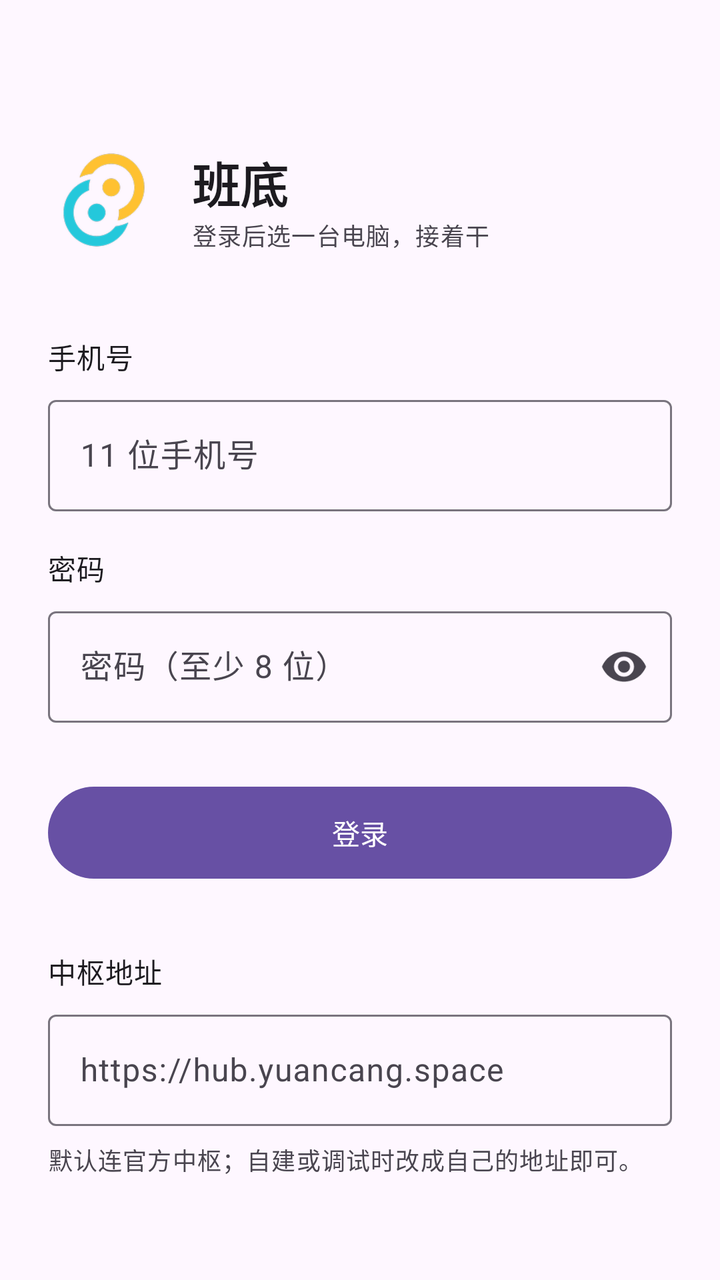
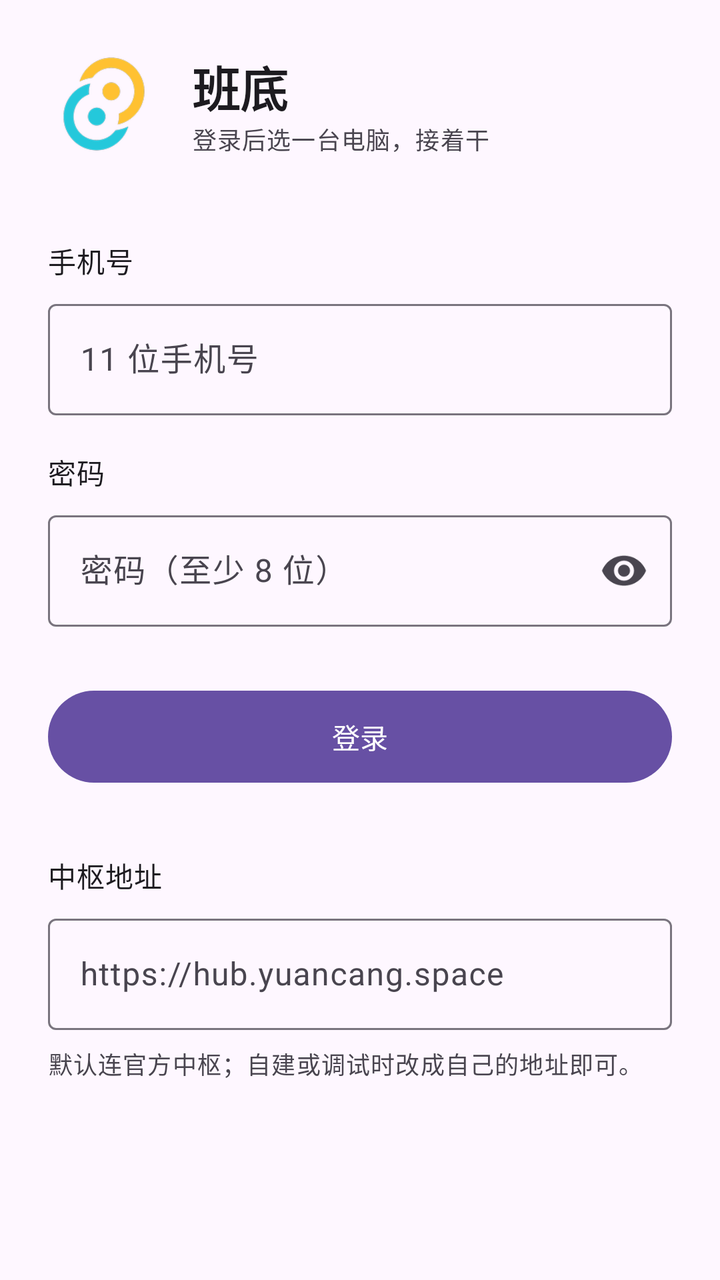

Compare the two renders of this Android layout. The source of the first and the diff that turns it into the second are given below.
<!-- AndroidManifest.xml: application theme Theme.Bandi -->
<!-- res/layout/activity_main.xml -->
<?xml version="1.0" encoding="utf-8"?>
<FrameLayout xmlns:android="http://schemas.android.com/apk/res/android"
    xmlns:app="http://schemas.android.com/apk/res-auto"
    android:layout_width="match_parent"
    android:layout_height="match_parent">

    
    <ScrollView
        android:id="@+id/viewLogin"
        android:layout_width="match_parent"
        android:layout_height="match_parent"
        android:fillViewport="true"
        android:scrollbars="none">

        <LinearLayout
            android:layout_width="match_parent"
            android:layout_height="wrap_content"
            android:orientation="vertical"
            android:paddingStart="24dp"
            android:paddingEnd="24dp"
            android:paddingTop="72dp"
            android:paddingBottom="32dp">

            <LinearLayout
                android:layout_width="match_parent"
                android:layout_height="wrap_content"
                android:orientation="horizontal"
                android:gravity="center_vertical">

                <ImageView
                    android:layout_width="56dp"
                    android:layout_height="56dp"
                    android:src="@mipmap/ic_launcher"
                    android:contentDescription="@string/app_name" />

                <LinearLayout
                    android:layout_width="0dp"
                    android:layout_height="wrap_content"
                    android:layout_weight="1"
                    android:layout_marginStart="16dp"
                    android:orientation="vertical">

                    <TextView
                        android:layout_width="wrap_content"
                        android:layout_height="wrap_content"
                        android:textAppearance="?attr/textAppearanceHeadlineSmall"
                        android:textStyle="bold"
                        android:text="@string/app_name" />

                    <TextView
                        android:layout_width="wrap_content"
                        android:layout_height="wrap_content"
                        android:textAppearance="?attr/textAppearanceBodySmall"
                        android:textColor="?android:attr/textColorSecondary"
                        android:text="登录后选一台电脑，接着干" />
                </LinearLayout>
            </LinearLayout>

            <TextView
                android:layout_width="wrap_content"
                android:layout_height="wrap_content"
                android:layout_marginTop="40dp"
                android:textAppearance="?attr/textAppearanceBodyMedium"
                android:text="手机号" />

            <com.google.android.material.textfield.TextInputLayout
                android:layout_width="match_parent"
                android:layout_height="wrap_content"
                android:layout_marginTop="6dp"
                app:boxBackgroundMode="outline">

                <com.google.android.material.textfield.TextInputEditText
                    android:id="@+id/phoneInput"
                    android:layout_width="match_parent"
                    android:layout_height="wrap_content"
                    android:inputType="phone"
                    android:maxLength="11"
                    android:hint="11 位手机号"
                    android:autofillHints=""
                    android:imeOptions="actionNext" />
            </com.google.android.material.textfield.TextInputLayout>

            <TextView
                android:layout_width="wrap_content"
                android:layout_height="wrap_content"
                android:layout_marginTop="18dp"
                android:textAppearance="?attr/textAppearanceBodyMedium"
                android:text="密码" />

            <com.google.android.material.textfield.TextInputLayout
                android:layout_width="match_parent"
                android:layout_height="wrap_content"
                android:layout_marginTop="6dp"
                app:boxBackgroundMode="outline"
                app:endIconMode="password_toggle">

                <com.google.android.material.textfield.TextInputEditText
                    android:id="@+id/passInput"
                    android:layout_width="match_parent"
                    android:layout_height="wrap_content"
                    android:inputType="textPassword"
                    android:hint="密码（至少 8 位）"
                    android:autofillHints=""
                    android:imeOptions="actionGo" />
            </com.google.android.material.textfield.TextInputLayout>

            <Button
                android:id="@+id/loginBtn"
                android:layout_width="match_parent"
                android:layout_height="54dp"
                android:layout_marginTop="28dp"
                android:text="登录" />

            <TextView
                android:id="@+id/loginStatus"
                android:layout_width="match_parent"
                android:layout_height="wrap_content"
                android:layout_marginTop="10dp"
                android:textAppearance="?attr/textAppearanceBodySmall"
                android:textColor="?attr/colorError"
                android:visibility="gone" />

            <TextView
                android:layout_width="wrap_content"
                android:layout_height="wrap_content"
                android:layout_marginTop="32dp"
                android:textAppearance="?attr/textAppearanceBodyMedium"
                android:text="中枢地址" />

            <com.google.android.material.textfield.TextInputLayout
                android:layout_width="match_parent"
                android:layout_height="wrap_content"
                android:layout_marginTop="6dp"
                app:boxBackgroundMode="outline">

                <com.google.android.material.textfield.TextInputEditText
                    android:id="@+id/hubInput"
                    android:layout_width="match_parent"
                    android:layout_height="wrap_content"
                    android:inputType="textUri"
                    android:hint="https://hub.yuancang.space"
                    android:imeOptions="actionDone" />
            </com.google.android.material.textfield.TextInputLayout>

            <TextView
                android:layout_width="wrap_content"
                android:layout_height="wrap_content"
                android:layout_marginTop="8dp"
                android:textAppearance="?attr/textAppearanceBodySmall"
                android:textColor="?android:attr/textColorSecondary"
                android:text="默认连官方中枢；自建或调试时改成自己的地址即可。" />
        </LinearLayout>
    </ScrollView>

    
    <LinearLayout
        android:id="@+id/viewDevices"
        android:layout_width="match_parent"
        android:layout_height="match_parent"
        android:orientation="vertical"
        android:visibility="gone">

        <TextView
            android:layout_width="wrap_content"
            android:layout_height="wrap_content"
            android:paddingStart="24dp"
            android:paddingEnd="24dp"
            android:paddingTop="72dp"
            android:textAppearance="?attr/textAppearanceHeadlineSmall"
            android:textStyle="bold"
            android:text="选择电脑" />

        <TextView
            android:id="@+id/devSub"
            android:layout_width="wrap_content"
            android:layout_height="wrap_content"
            android:paddingStart="24dp"
            android:paddingEnd="24dp"
            android:paddingTop="4dp"
            android:paddingBottom="8dp"
            android:textAppearance="?attr/textAppearanceBodySmall"
            android:textColor="?android:attr/textColorSecondary"
            android:text="正在读取名册…" />

        <ScrollView
            android:layout_width="match_parent"
            android:layout_height="0dp"
            android:layout_weight="1"
            android:scrollbars="none">

            <LinearLayout
                android:id="@+id/deviceList"
                android:layout_width="match_parent"
                android:layout_height="wrap_content"
                android:orientation="vertical"
                android:paddingStart="16dp"
                android:paddingEnd="16dp"
                android:paddingTop="8dp" />
        </ScrollView>

        <Button
            android:id="@+id/refreshBtn"
            android:layout_width="match_parent"
            android:layout_height="52dp"
            android:layout_marginStart="24dp"
            android:layout_marginEnd="24dp"
            android:layout_marginTop="8dp"
            android:layout_marginBottom="24dp"
            android:text="刷新" />
    </LinearLayout>

    
    <FrameLayout
        android:id="@+id/viewPanel"
        android:layout_width="match_parent"
        android:layout_height="match_parent"
        android:visibility="gone">

        <WebView
            android:id="@+id/panelWebView"
            android:layout_width="match_parent"
            android:layout_height="match_parent" />
    </FrameLayout>
</FrameLayout>
<!-- resources referenced by this layout -->
<resources>
  <!-- mipmap ic_launcher: png bitmap (mipmap-hdpi, 3524 bytes) -->
  <string name="app_name">班底</string>
  <style name="Theme.Bandi" parent="Theme.Material3.DayNight.NoActionBar">
          
      </style>
</resources>

<!-- the commit's change to res/layout/activity_main.xml (unified diff, before → after) -->
@@ -18,7 +18,7 @@
             android:orientation="vertical"
             android:paddingStart="24dp"
             android:paddingEnd="24dp"
-            android:paddingTop="72dp"
+            android:paddingTop="24dp"
             android:paddingBottom="32dp">
 
             <LinearLayout
@@ -165,7 +165,7 @@
             android:layout_height="wrap_content"
             android:paddingStart="24dp"
             android:paddingEnd="24dp"
-            android:paddingTop="72dp"
+            android:paddingTop="24dp"
             android:textAppearance="?attr/textAppearanceHeadlineSmall"
             android:textStyle="bold"
             android:text="选择电脑" />
